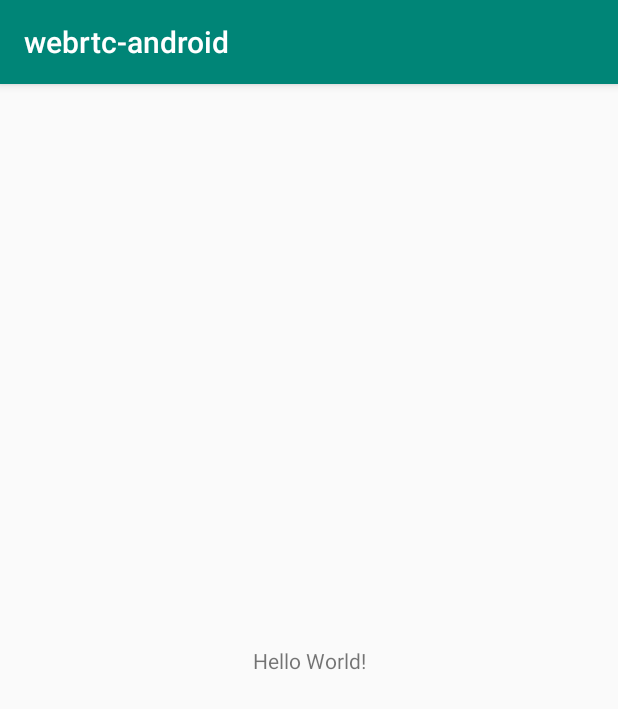
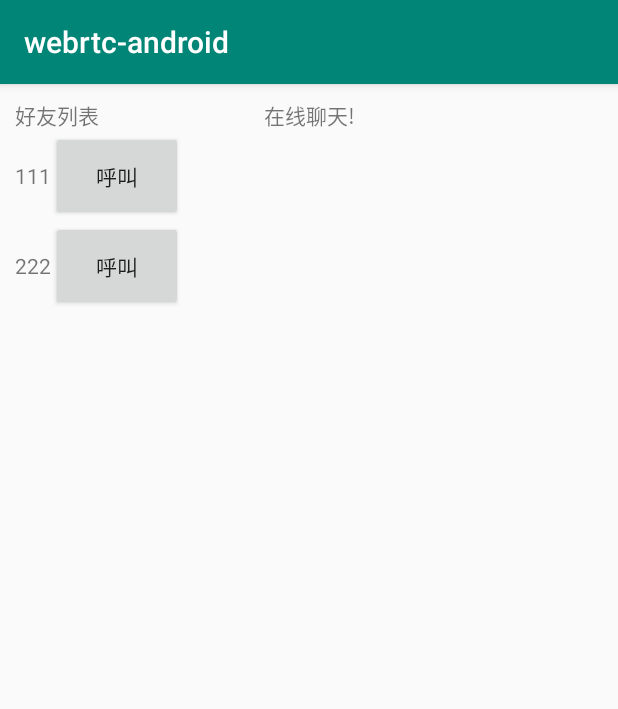
Before and after one commit to old-cannel/webrtc-android, an Android app: the screen it shows after launch (MainActivity), on a phone screen of 412 x 824 dp. Shown: the top 709 px of the screen. Run offline under Robolectric (Android 15) with nearby library versions, the phone set to English and light mode, and no system bars; libraries missing offline, so code that uses them is left out: com.neovisionaries.ws; 1 statement that could not run was skipped.

Commit message:
websocket 发送消息ok

```diff
--- a/app/src/main/java/com/example/webrtc_android/MainActivity.java
+++ b/app/src/main/java/com/example/webrtc_android/MainActivity.java
@@ -1,13 +1,29 @@
 package com.example.webrtc_android;
 
+import android.os.Bundle;
 import android.support.v7.app.AppCompatActivity;
-import android.os.Bundle;
+import android.util.Log;
+import android.view.View;
+
+import com.example.webrtc_android.websocket.WebSocketUtil;
 
 public class MainActivity extends AppCompatActivity {
+    WebSocketUtil ws = null;
 
     @Override
     protected void onCreate(Bundle savedInstanceState) {
         super.onCreate(savedInstanceState);
         setContentView(R.layout.activity_main);
+        ws=WebSocketUtil.getInstance("ws://10.110.6.130:2019/chat/websocket");
+    }
+
+    public void send1(View view) {
+        ws.sendMsg("111","你好111");
+        Log.d("MainActivity", "呼叫111");
+    }
+
+    public void send2(View view) {
+        ws.sendMsg("222","你好222");
+        Log.d("MainActivity", "呼叫222");
     }
 }
--- /dev/null
+++ b/app/src/main/java/com/example/webrtc_android/websocket/WebSocketUtil.java
@@ -0,0 +1,66 @@
+package com.example.webrtc_android.websocket;
+
+import android.util.Log;
+
+import com.neovisionaries.ws.client.WebSocket;
+import com.neovisionaries.ws.client.WebSocketAdapter;
+import com.neovisionaries.ws.client.WebSocketFactory;
+
+import java.io.IOException;
+
+/**
+ * websockte 工具类
+ */
+public class WebSocketUtil {
+    private WebSocket webSocket;
+
+    public WebSocket getWebSocket() {
+        return webSocket;
+    }
+
+    public void setWebSocket(WebSocket webSocket) {
+        this.webSocket = webSocket;
+    }
+
+    public static WebSocketUtil getInstance(String url) {
+        WebSocketUtil webSocketUtil = new WebSocketUtil();
+        webSocketUtil.setWebSocket(webSocketUtil.connect(url));
+        return webSocketUtil;
+    }
+
+    private WebSocket connect(String url) {
+        try {
+
+            return webSocket = new WebSocketFactory().createSocket(url, 30) //ws地址，和设置超时时间
+                    .setFrameQueueSize(5)//设置帧队列最大值为5
+                    .setMissingCloseFrameAllowed(false)//设置不允许服务端关闭连接却未发送关闭帧
+                    .addListener(myWsListener())//添加回调监听
+                    .connectAsynchronously();//异步连接
+        } catch (IOException e) {
+            Log.d("WebSocketClient", "建立websocket 链接");
+            return null;
+        }
+    }
+
+    public void sendMsg(String username, String msg) {
+        getWebSocket().sendText("{'username':'" + username + "','message': '" + msg + "'}");
+    }
+
+    public void sendSdpMsg(WebSocket webSocket, String username, String sdpMsg) {
+        getWebSocket().sendText("{'username':'" + username + "','sdpMsg':true,'sdpMessage':' " + sdpMsg + "'}");
+    }
+
+    public void applySdp(WebSocket webSocket, String username, String type) {
+        getWebSocket().sendText("{'username':'" + username + "','sdpMsg':true,'sdpMessage': {'type':' " + type + "'}}");
+    }
+
+    public void disconnect(WebSocket webSocket) {
+        getWebSocket().disconnect();
+    }
+
+    public WebSocketAdapter myWsListener() {
+        return new MyWebSocketListener();
+    }
+
+
+}
--- a/app/src/main/res/layout/activity_main.xml
+++ b/app/src/main/res/layout/activity_main.xml
@@ -9,10 +9,64 @@
     <TextView
         android:layout_width="wrap_content"
         android:layout_height="wrap_content"
-        android:text="Hello World!"
-        app:layout_constraintBottom_toBottomOf="parent"
+
+        android:layout_marginTop="10dp"
+        android:text="在线聊天!"
         app:layout_constraintLeft_toLeftOf="parent"
         app:layout_constraintRight_toRightOf="parent"
         app:layout_constraintTop_toTopOf="parent" />
 
+    <LinearLayout
+
+        android:layout_width="match_parent"
+        android:layout_height="match_parent"
+        android:orientation="vertical"
+        android:padding="10dp">
+
+        <TextView
+            android:layout_width="wrap_content"
+            android:layout_height="wrap_content"
+            android:text="好友列表" />
+        <LinearLayout
+            android:orientation="horizontal"
+            android:layout_width="wrap_content"
+            android:layout_height="60dp">
+
+            <TextView
+
+                android:gravity="center_vertical"
+                android:layout_width="wrap_content"
+                android:layout_height="match_parent"
+                android:text="111" />
+            <Button
+                android:id="@+id/bt_111"
+                android:onClick="send1"
+                android:layout_width="wrap_content"
+                android:layout_height="match_parent"
+
+                android:text="呼叫"/>
+        </LinearLayout>
+
+        <LinearLayout
+            android:orientation="horizontal"
+            android:layout_width="wrap_content"
+
+            android:layout_height="60dp">
+            <TextView
+
+                android:gravity="center_vertical"
+                android:layout_width="wrap_content"
+                android:layout_height="match_parent"
+                android:text="222" />
+            <Button
+                android:id="@+id/bt_222"
+                android:onClick="send2"
+                android:layout_width="wrap_content"
+                android:layout_height="match_parent"
+                android:text="呼叫"/>
+        </LinearLayout>
+
+    </LinearLayout>
+
+
 </android.support.constraint.ConstraintLayout>
--- a/build.gradle
+++ b/build.gradle
@@ -18,6 +18,7 @@ allprojects {
     repositories {
         google()
         jcenter()
+        maven { url "https://jitpack.io" }
 
     }
 }
```
Also changed, not shown: app/build.gradle (+6 -1 lines), app/src/main/AndroidManifest.xml (+8 -0 lines), app/src/main/java/com/example/webrtc_android/websocket/MyWebSocketListener.java (added, +36 -0 lines), 1 other file.
